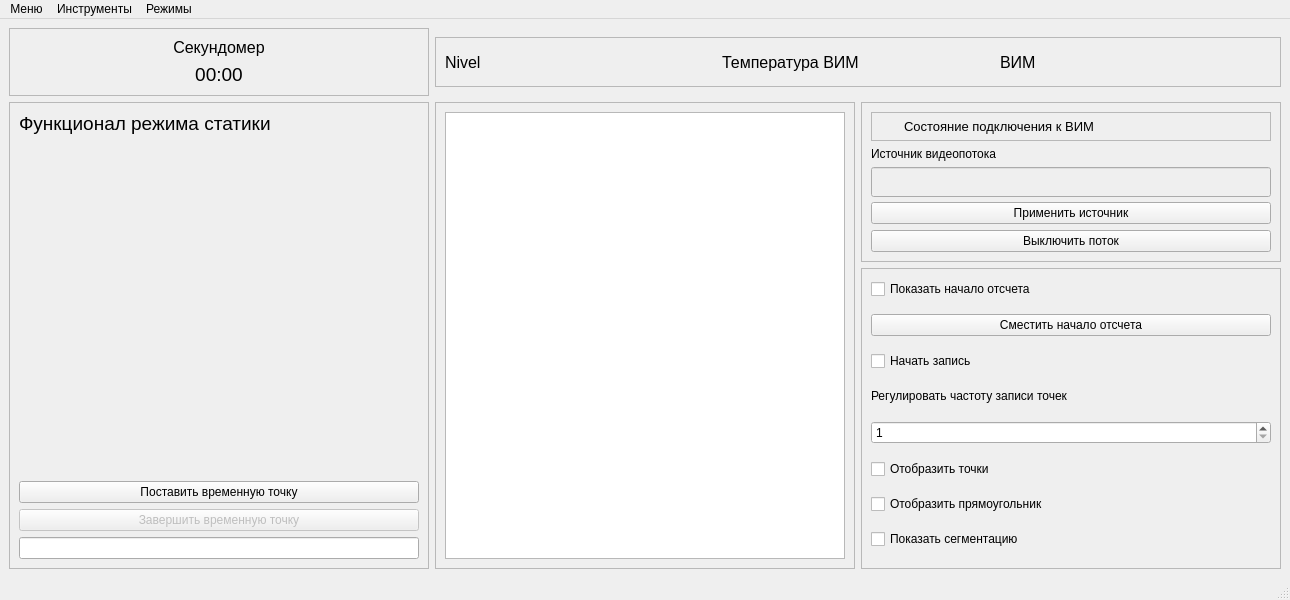
This is ui/main.ui in DoubleCitizen/SSUGT_inclinometer as Qt 5 draws it before an edit. The edited form follows.
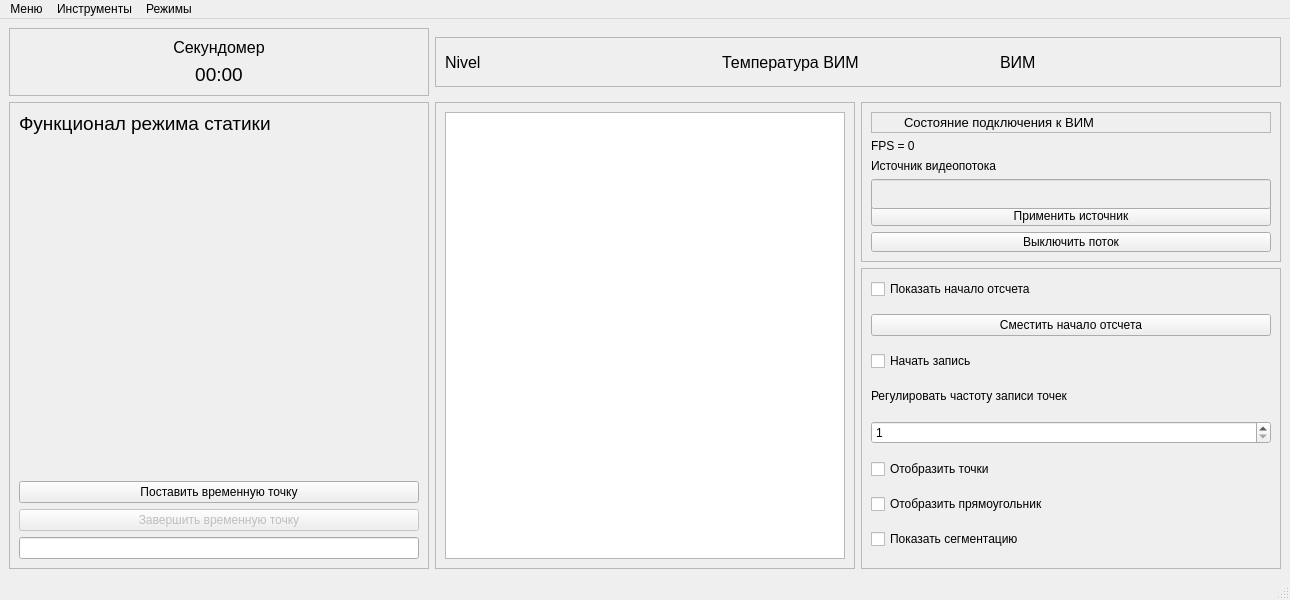
This is the edited form. Icons and pictures are not drawn. Custom widgets are drawn as their Qt base class.

Commit message: Добавлен QLabel показывающий количество fps

```diff
--- a/ui/main.ui
+++ b/ui/main.ui
@@ -94,46 +94,6 @@
        <enum>QFrame::Raised</enum>
       </property>
       <layout class="QGridLayout" name="gridLayout_3">
-       <item row="4" column="0">
-        <widget class="QPushButton" name="pushButton_stop_stream">
-         <property name="text">
-          <string>Выключить поток</string>
-         </property>
-        </widget>
-       </item>
-       <item row="1" column="0">
-        <widget class="QLabel" name="label">
-         <property name="minimumSize">
-          <size>
-           <width>0</width>
-           <height>0</height>
-          </size>
-         </property>
-         <property name="text">
-          <string>Источник видеопотока</string>
-         </property>
-        </widget>
-       </item>
-       <item row="3" column="0">
-        <widget class="QPushButton" name="pushButton_apply_source">
-         <property name="text">
-          <string>Применить источник</string>
-         </property>
-        </widget>
-       </item>
-       <item row="2" column="0">
-        <widget class="QLineEdit" name="lineEdit_source_video">
-         <property name="enabled">
-          <bool>false</bool>
-         </property>
-         <property name="minimumSize">
-          <size>
-           <width>0</width>
-           <height>30</height>
-          </size>
-         </property>
-        </widget>
-       </item>
        <item row="0" column="0">
         <widget class="QFrame" name="frame_5">
          <property name="frameShape">
@@ -204,6 +164,53 @@
          </layout>
         </widget>
        </item>
+       <item row="2" column="0">
+        <widget class="QLabel" name="label">
+         <property name="minimumSize">
+          <size>
+           <width>0</width>
+           <height>0</height>
+          </size>
+         </property>
+         <property name="text">
+          <string>Источник видеопотока</string>
+         </property>
+        </widget>
+       </item>
+       <item row="5" column="0">
+        <widget class="QPushButton" name="pushButton_stop_stream">
+         <property name="text">
+          <string>Выключить поток</string>
+         </property>
+        </widget>
+       </item>
+       <item row="4" column="0">
+        <widget class="QPushButton" name="pushButton_apply_source">
+         <property name="text">
+          <string>Применить источник</string>
+         </property>
+        </widget>
+       </item>
+       <item row="3" column="0">
+        <widget class="QLineEdit" name="lineEdit_source_video">
+         <property name="enabled">
+          <bool>false</bool>
+         </property>
+         <property name="minimumSize">
+          <size>
+           <width>0</width>
+           <height>30</height>
+          </size>
+         </property>
+        </widget>
+       </item>
+       <item row="1" column="0">
+        <widget class="QLabel" name="label_fps_counter">
+         <property name="text">
+          <string>FPS = 0</string>
+         </property>
+        </widget>
+       </item>
       </layout>
      </widget>
     </item>
```
The commit also changes 1 other file.
